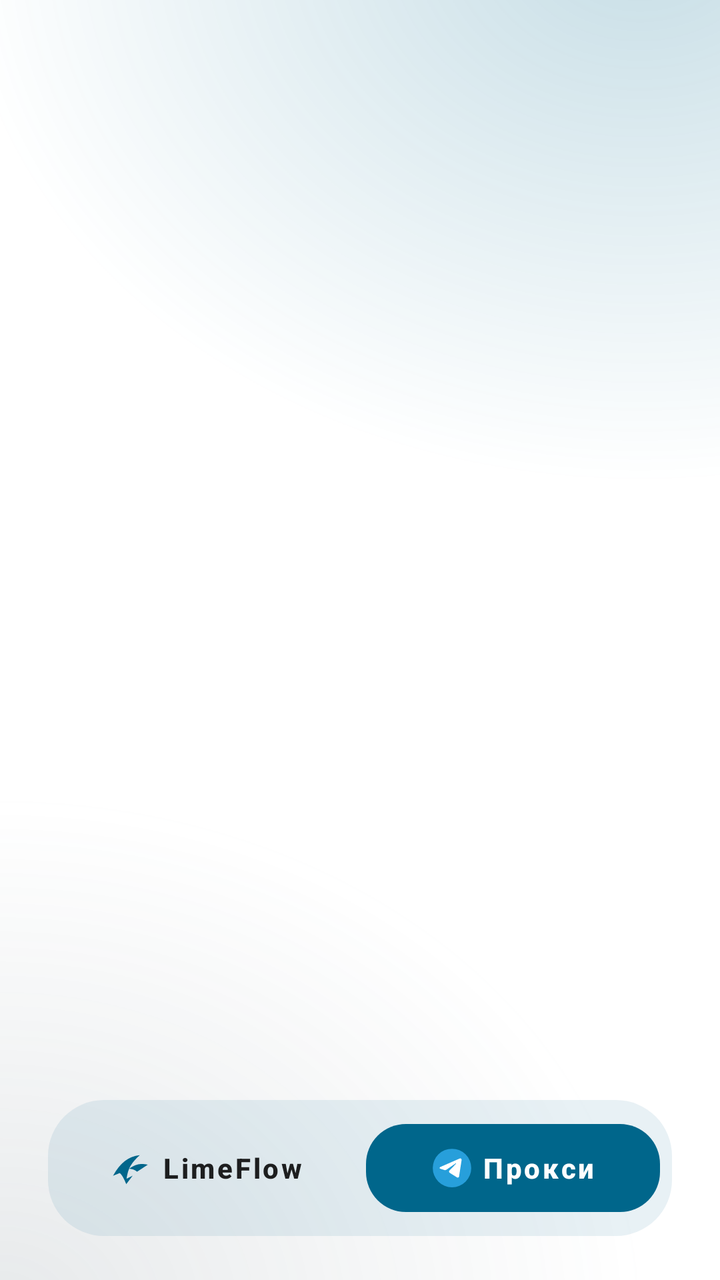
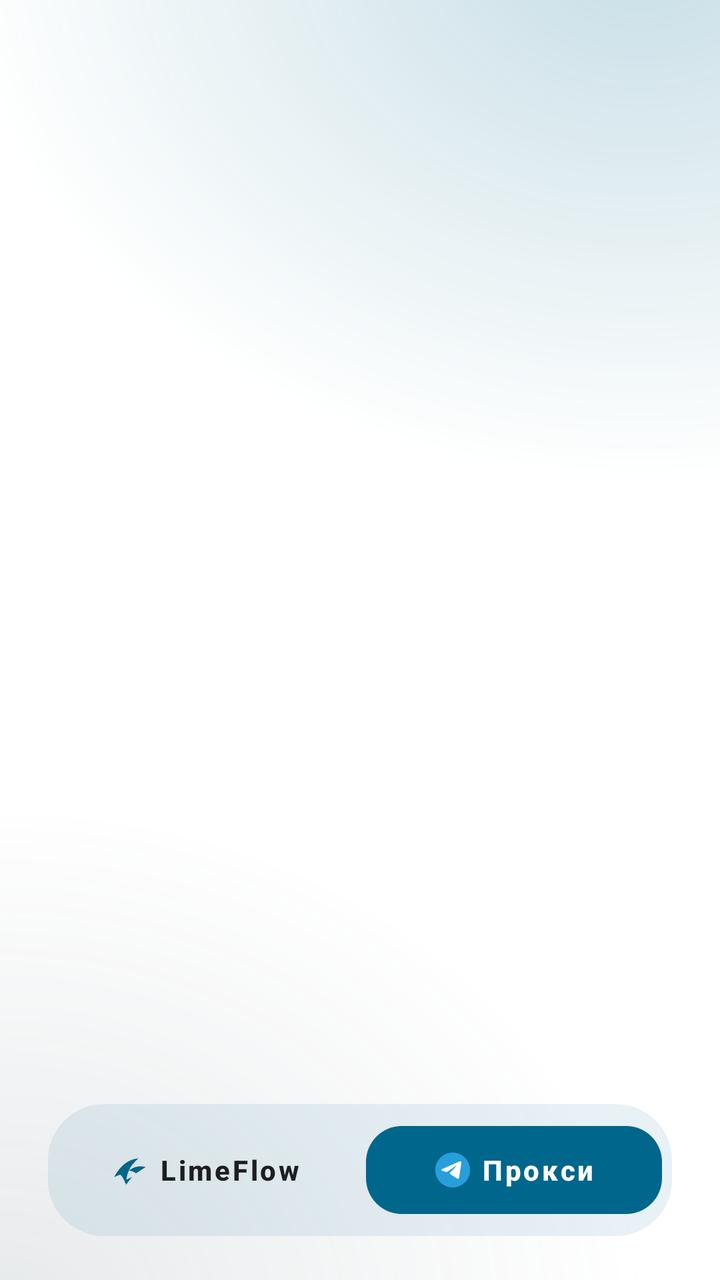

Screens rendered from an Android XML layout before and after an edit, with the pre-edit source and the edit as a unified diff.
<!-- AndroidManifest.xml: application theme Theme.LimeFlow -->
<!-- res/layout/activity_integrated_proxy.xml -->
<?xml version="1.0" encoding="utf-8"?>
<androidx.constraintlayout.widget.ConstraintLayout
    xmlns:android="http://schemas.android.com/apk/res/android"
    xmlns:app="http://schemas.android.com/apk/res-auto"
    android:layout_width="match_parent"
    android:layout_height="match_parent"
    android:background="@drawable/bg_limeflow">

    <androidx.fragment.app.FragmentContainerView
        android:id="@+id/tg_ws_proxy_container"
        android:layout_width="0dp"
        android:layout_height="0dp"
        android:layout_marginBottom="10dp"
        app:layout_constraintBottom_toTopOf="@id/bottom_actions"
        app:layout_constraintEnd_toEndOf="parent"
        app:layout_constraintStart_toStartOf="parent"
        app:layout_constraintTop_toTopOf="parent" />

    <LinearLayout
        android:id="@+id/bottom_actions"
        android:layout_width="0dp"
        android:layout_height="wrap_content"
        android:layout_marginHorizontal="24dp"
        android:layout_marginBottom="22dp"
        android:background="@drawable/bg_tab_bar"
        android:gravity="center_vertical"
        android:orientation="horizontal"
        android:padding="6dp"
        app:layout_constraintBottom_toBottomOf="parent"
        app:layout_constraintEnd_toEndOf="parent"
        app:layout_constraintStart_toStartOf="parent">

        <com.google.android.material.button.MaterialButton
            android:id="@+id/limeflow_tab"
            style="@style/Widget.MaterialComponents.Button.TextButton"
            android:layout_width="0dp"
            android:layout_height="56dp"
            android:layout_weight="1"
            android:text="@string/limeflow_tab"
            android:maxLines="1"
            android:textAllCaps="false"
            android:textColor="?android:attr/textColorPrimary"
            android:textStyle="bold"
            app:backgroundTint="@android:color/transparent"
            app:cornerRadius="20dp"
            app:icon="@drawable/ic_limeflow_logo"
            app:iconGravity="textStart"
            app:iconSize="22dp"
            app:iconTint="?attr/colorPrimary" />

        <com.google.android.material.button.MaterialButton
            android:id="@+id/tg_ws_proxy_tab"
            style="@style/Widget.MaterialComponents.Button.TextButton"
            android:layout_width="0dp"
            android:layout_height="56dp"
            android:layout_marginStart="6dp"
            android:layout_weight="1"
            android:text="@string/tg_ws_proxy_tab"
            android:maxLines="1"
            android:textAllCaps="false"
            android:textColor="?attr/colorOnPrimary"
            android:textStyle="bold"
            app:backgroundTint="?attr/colorPrimary"
            app:cornerRadius="20dp"
            app:icon="@drawable/ic_telegram_tab"
            app:iconGravity="textStart"
            app:iconSize="22dp"
            app:iconTint="@null" />
    </LinearLayout>

</androidx.constraintlayout.widget.ConstraintLayout>
<!-- resources referenced by this layout -->
<resources>
  <!-- drawable bg_limeflow (drawable) -->
  <?xml version="1.0" encoding="utf-8"?>
  <vector xmlns:android="http://schemas.android.com/apk/res/android"
      android:width="360dp"
      android:height="800dp"
      android:viewportWidth="360"
      android:viewportHeight="800">
      <path android:fillColor="?android:attr/colorBackground" android:pathData="M0,0h360v800H0z" />
      <path android:fillAlpha="0.06" android:fillColor="?attr/colorPrimary"
          android:pathData="M320,-40m-260,0a260,260 0,1 1,520 0a260,260 0,1 1,-520 0" />
  </vector>
  <!-- drawable bg_tab_bar (drawable) -->
  <?xml version="1.0" encoding="utf-8"?>
  <shape xmlns:android="http://schemas.android.com/apk/res/android"
      android:shape="rectangle">
      <solid android:color="@color/tonal_primary" />
      <corners android:radius="28dp" />
  </shape>
  <!-- drawable ic_limeflow_logo (drawable) -->
  <?xml version="1.0" encoding="utf-8"?>
  <vector xmlns:android="http://schemas.android.com/apk/res/android"
      android:width="108dp"
      android:height="108dp"
      android:viewportWidth="263"
      android:viewportHeight="226">
      <path
          android:fillColor="#1769E0"
          android:pathData="M18,153 C61,86 111,53 178,47 C151,68 127,91 114,117 C153,92 187,88 226,96 L162,132 C148,122 131,117 114,117 C106,134 102,151 99,168 L136,152 L97,196 C84,168 71,147 58,139 Z" />
  </vector>
  <!-- drawable ic_telegram_tab (drawable) -->
  <?xml version="1.0" encoding="utf-8"?>
  <vector xmlns:android="http://schemas.android.com/apk/res/android"
      android:width="24dp"
      android:height="24dp"
      android:viewportWidth="32"
      android:viewportHeight="32">
      <path
          android:fillColor="#279FDB"
          android:pathData="M16,2A14,14 0,1 0,16 30A14,14 0,1 0,16 2Z" />
      <path
          android:fillColor="#FFFFFF"
          android:pathData="M22.99,10.21C23.11,9.4 22.35,8.77 21.63,9.08L7.36,15.34C6.85,15.57 6.89,16.35 7.42,16.52L10.36,17.45C10.92,17.63 11.53,17.54 12.02,17.2L18.66,12.62C18.86,12.48 19.07,12.77 18.9,12.94L14.13,17.86C13.67,18.34 13.76,19.15 14.31,19.5L19.66,22.85C20.26,23.23 21.03,22.85 21.14,22.13Z" />
  </vector>
  <string name="limeflow_tab">LimeFlow</string>
  <string name="tg_ws_proxy_tab">Прокси</string>
  <style name="Theme.LimeFlow" parent="Theme.MaterialComponents.DayNight.NoActionBar">
          
          <item name="colorPrimary">@color/lime_primary</item>
          <item name="colorPrimaryVariant">@color/lime_primary_variant</item>
          <item name="colorOnPrimary">@color/white</item>
          
          <item name="colorSecondary">@color/lime_secondary</item>
          <item name="colorSecondaryVariant">@color/lime_primary_variant</item>
          <item name="colorOnSecondary">@color/white</item>
          
          <item name="android:statusBarColor">@android:color/transparent</item>
          <item name="android:navigationBarColor">?android:attr/colorBackground</item>
          <item name="android:windowLightStatusBar">true</item>
          
      </style>
  <color name="lime_primary">#1769E0</color>
  <color name="lime_primary_variant">#0D47A1</color>
  <color name="white">#FFFFFFFF</color>
  <color name="lime_secondary">#4094F7</color>
</resources>

<!-- the commit's change to res/layout/activity_integrated_proxy.xml (unified diff, before → after) -->
@@ -25,7 +25,7 @@
         android:background="@drawable/bg_tab_bar"
         android:gravity="center_vertical"
         android:orientation="horizontal"
-        android:padding="6dp"
+        android:padding="5dp"
         app:layout_constraintBottom_toBottomOf="parent"
         app:layout_constraintEnd_toEndOf="parent"
         app:layout_constraintStart_toStartOf="parent">
@@ -42,10 +42,10 @@
             android:textColor="?android:attr/textColorPrimary"
             android:textStyle="bold"
             app:backgroundTint="@android:color/transparent"
-            app:cornerRadius="20dp"
+            app:cornerRadius="18dp"
             app:icon="@drawable/ic_limeflow_logo"
             app:iconGravity="textStart"
-            app:iconSize="22dp"
+            app:iconSize="20dp"
             app:iconTint="?attr/colorPrimary" />
 
         <com.google.android.material.button.MaterialButton
@@ -61,10 +61,10 @@
             android:textColor="?attr/colorOnPrimary"
             android:textStyle="bold"
             app:backgroundTint="?attr/colorPrimary"
-            app:cornerRadius="20dp"
+            app:cornerRadius="18dp"
             app:icon="@drawable/ic_telegram_tab"
             app:iconGravity="textStart"
-            app:iconSize="22dp"
+            app:iconSize="20dp"
             app:iconTint="@null" />
     </LinearLayout>
 
